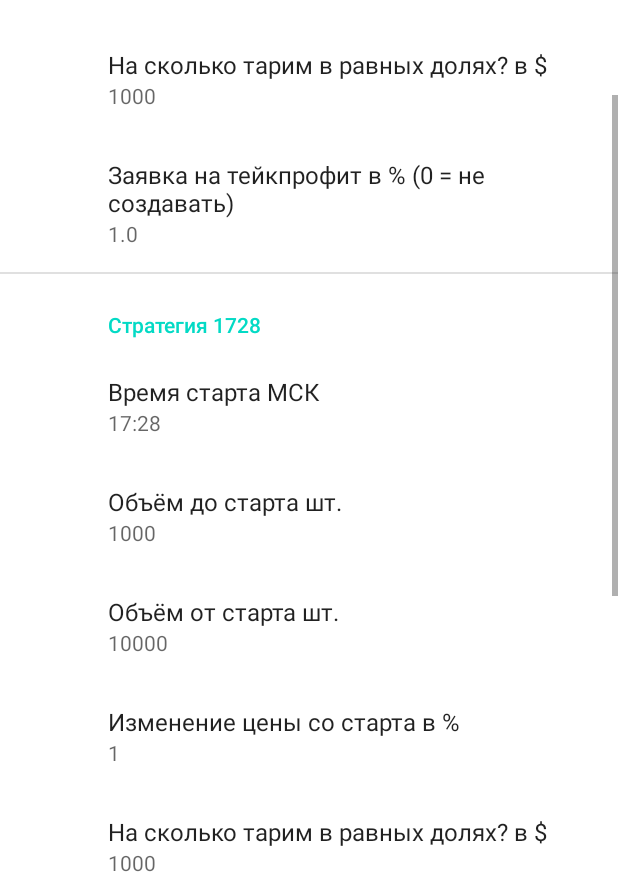
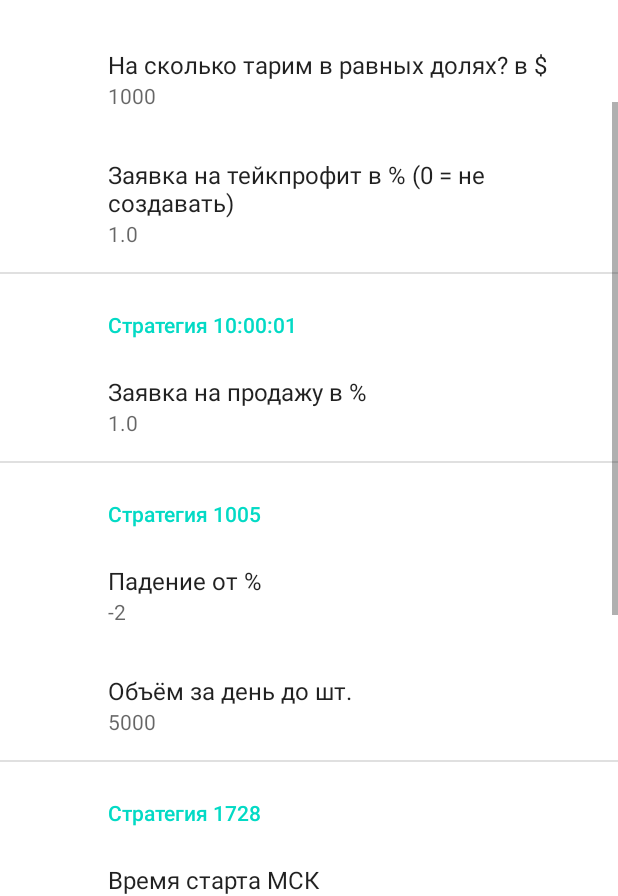
Before and after one commit to crown0128/2358, an Android app: the fragment SettingsFragment shown on its own in the app's theme, scrolled down 537 dp, on a phone screen of 412 x 824 dp, the part 340-1236 px from its top. Run offline under Robolectric (Android 15) with nearby library versions, the phone set to English and light mode, and no system bars; our stand-ins replace RxJava, androidx.preference; network calls fail.

Commit message:
settings: 1000, 1005, 1728. draft logic for 1728

```diff
--- a/app/src/main/java/com/project/ti2358/data/manager/PurchasePosition.kt
+++ b/app/src/main/java/com/project/ti2358/data/manager/PurchasePosition.kt
@@ -27,7 +27,7 @@ data class PurchasePosition (
 
     fun processInitialProfit() {
         // по умолчанию взять профит из 2358
-        var futureProfit = SettingsManager.get2358TakeProfit()
+        var futureProfit = SettingsManager.get1000TakeProfit()
 
         // если не задан в настройках, то 1% по умолчанию
         if (futureProfit == 0.0) futureProfit = 1.0
--- a/app/src/main/java/com/project/ti2358/data/manager/Strategy2358.kt
+++ b/app/src/main/java/com/project/ti2358/data/manager/Strategy2358.kt
@@ -37,7 +37,7 @@ class Strategy2358() : KoinComponent {
 
         for (stock in all) {
             if (stock.changePriceDayPercent <= change &&            // изменение
-                stock.getTodayVolume() >= volumeDayPieces &&   // объём в шт
+                stock.getTodayVolume() >= volumeDayPieces &&        // объём в шт
                 stock.dayVolumeCash >= volumeDayCash &&             // объём в $
                 stock.getPriceDouble() > min &&          // мин цена
                 stock.getPriceDouble() < max) {          // макс цена
--- a/app/src/main/java/com/project/ti2358/data/service/StreamingService.kt
+++ b/app/src/main/java/com/project/ti2358/data/service/StreamingService.kt
@@ -6,6 +6,7 @@ import com.project.ti2358.data.model.body.OrderEventBody
 import com.project.ti2358.data.model.dto.Candle
 import com.project.ti2358.data.model.dto.Interval
 import com.project.ti2358.data.model.dto.OrderEvent
+import com.project.ti2358.service.log
 import io.reactivex.rxjava3.core.Flowable
 import io.reactivex.rxjava3.core.Single
 import io.reactivex.rxjava3.processors.PublishProcessor
@@ -62,12 +63,15 @@ class StreamingService {
                 }
 
                 override fun onClosed(webSocket: WebSocket, code: Int, reason: String) {
+                    log("SOCKET onClosed ${code} ${reason}")
                 }
 
                 override fun onClosing(webSocket: WebSocket, code: Int, reason: String) {
+                    log("SOCKET onClosing ${code} ${reason}")
                 }
 
                 override fun onFailure(webSocket: WebSocket, t: Throwable, response: Response?) {
+                    log("SOCKET onFailure ${response}")
                 }
             }
         )
--- a/app/src/main/res/values/strings.xml
+++ b/app/src/main/res/values/strings.xml
@@ -18,7 +18,7 @@
     <string name="change">изменение</string>
 
     <string name="menu_settings">Настройки</string>
-    <string name="menu_portfolio">Депо</string>
+    <string name="menu_portfolio">Депозит</string>
     <string name="menu_stocks">Скринер</string>
     <string name="menu_1000">1000</string>
     <string name="menu_1005">1005</string>
@@ -31,7 +31,8 @@
 
     <string name="stocks_header_2358">Стратегия 2358</string>
     <string name="stocks_header_1728">Стратегия 1728</string>
-    <string name="stocks_header_1830">Стратегия 1830</string>
+    <string name="stocks_header_1000">Стратегия 10:00:01</string>
+    <string name="stocks_header_1005">Стратегия 1005</string>
 
     <!-- tinkoff settings -->
     <string name="token_header">Tinkoff OpenApi Токен</string>
@@ -52,11 +53,12 @@
     <string name="stocks_2358_purchase_time">Во сколько тарим? МСК</string>
     <string name="stocks_2358_take_profit">Заявка на тейкпрофит в % (0 = не создавать)</string>
 
-    <!-- 1830 settings -->
-    <string name="stocks_1830_price_change_percent">Падение от %</string>
-    <string name="stocks_1830_volume_min_day">Объём за день до шт.</string>
-    <string name="stocks_1830_purchase_volume">На сколько тарим в равных долях? в $</string>
-    <string name="stocks_1830_take_profit">Заявка на тейкпрофит в % (0 = не создавать)</string>
+    <!-- 1000 settings -->
+    <string name="stocks_1000_take_profit">Заявка на продажу в %</string>
+
+    <!-- 1005 settings -->
+    <string name="stocks_1005_price_change_percent">Падение от %</string>
+    <string name="stocks_1005_volume_min_day">Объём за день до шт.</string>
 
     <!-- 1728 settings -->
     <string name="stocks_1728_track_start">Время старта МСК</string>
@@ -85,11 +87,12 @@
     <string name="setting_key_2358_purchase_time">2358_purchase_time</string>
     <string name="setting_key_2358_take_profit">2358_take_profit</string>
 
-    <!-- 1830 settings -->
-    <string name="setting_key_1830_price_change_percent">1830_price_change_percent</string>
-    <string name="setting_key_1830_volume_min_day">1830_volume_min_day</string>
-    <string name="setting_key_1830_purchase_volume">1830_purchase_volume</string>
-    <string name="setting_key_1830_take_profit">1830_take_profit</string>
+    <!-- 1000 settings -->
+    <string name="setting_key_1000_take_profit">1000_take_profit</string>
+
+    <!-- 1005 settings -->
+    <string name="setting_key_1005_price_change_percent">1005_price_change_percent</string>
+    <string name="setting_key_1005_volume_min_day">1005_volume_min_day</string>
 
     <!-- 1728 settings -->
     <string name="setting_key_1728_track_start">1728_start</string>
--- a/app/src/main/res/xml/fragment_settings.xml
+++ b/app/src/main/res/xml/fragment_settings.xml
@@ -72,12 +72,34 @@
 
     </PreferenceCategory>
 
+    <PreferenceCategory app:title="@string/stocks_header_1000">
+        <EditTextPreference
+            app:key="@string/setting_key_1000_take_profit"
+            app:title="@string/stocks_1000_take_profit"
+            app:useSimpleSummaryProvider="true"
+            app:defaultValue="1.0"/>
+    </PreferenceCategory>
+
+    <PreferenceCategory app:title="@string/stocks_header_1005">
+        <EditTextPreference
+            app:key="@string/setting_key_1005_price_change_percent"
+            app:title="@string/stocks_1005_price_change_percent"
+            app:useSimpleSummaryProvider="true"
+            app:defaultValue="-2"/>
+
+        <EditTextPreference
+            app:key="@string/setting_key_1005_volume_min_day"
+            app:title="@string/stocks_1005_volume_min_day"
+            app:useSimpleSummaryProvider="true"
+            app:defaultValue="5000"/>
+    </PreferenceCategory>
+
     <PreferenceCategory app:title="@string/stocks_header_1728">
         <EditTextPreference
             app:key="@string/setting_key_1728_track_start"
             app:title="@string/stocks_1728_track_start"
             app:useSimpleSummaryProvider="true"
-            app:defaultValue="17:28"/>
+            app:defaultValue="17:28:00"/>
 
         <EditTextPreference
             app:key="@string/setting_key_1728_volume_before_start"
@@ -110,29 +132,4 @@
             app:defaultValue="1"/>
     </PreferenceCategory>
 
-    <PreferenceCategory app:title="@string/stocks_header_1830">
-        <EditTextPreference
-            app:key="@string/setting_key_1830_price_change_percent"
-            app:title="@string/stocks_1830_price_change_percent"
-            app:useSimpleSummaryProvider="true"
-            app:defaultValue="-1"/>
-
-        <EditTextPreference
-            app:key="@string/setting_key_1830_volume_min_day"
-            app:title="@string/stocks_1830_volume_min_day"
-            app:useSimpleSummaryProvider="true"
-            app:defaultValue="5000"/>
-
-        <EditTextPreference
-            app:key="@string/setting_key_1830_purchase_volume"
-            app:title="@string/stocks_1830_purchase_volume"
-            app:useSimpleSummaryProvider="true"
-            app:defaultValue="1000"/>
-
-        <EditTextPreference
-            app:key="@string/setting_key_1830_take_profit"
-            app:title="@string/stocks_1830_take_profit"
-            app:useSimpleSummaryProvider="true"
-            app:defaultValue="1"/>
-    </PreferenceCategory>
 </PreferenceScreen>
```
Also changed, not shown: app/src/main/java/com/project/ti2358/data/manager/SettingsManager.kt (+88 -2 lines), app/src/main/java/com/project/ti2358/data/manager/Stock.kt (+48 -17 lines), app/src/main/java/com/project/ti2358/data/manager/Strategy1005.kt (+8 -2 lines), app/src/main/java/com/project/ti2358/data/manager/Strategy1728.kt (+11 -1 lines).
